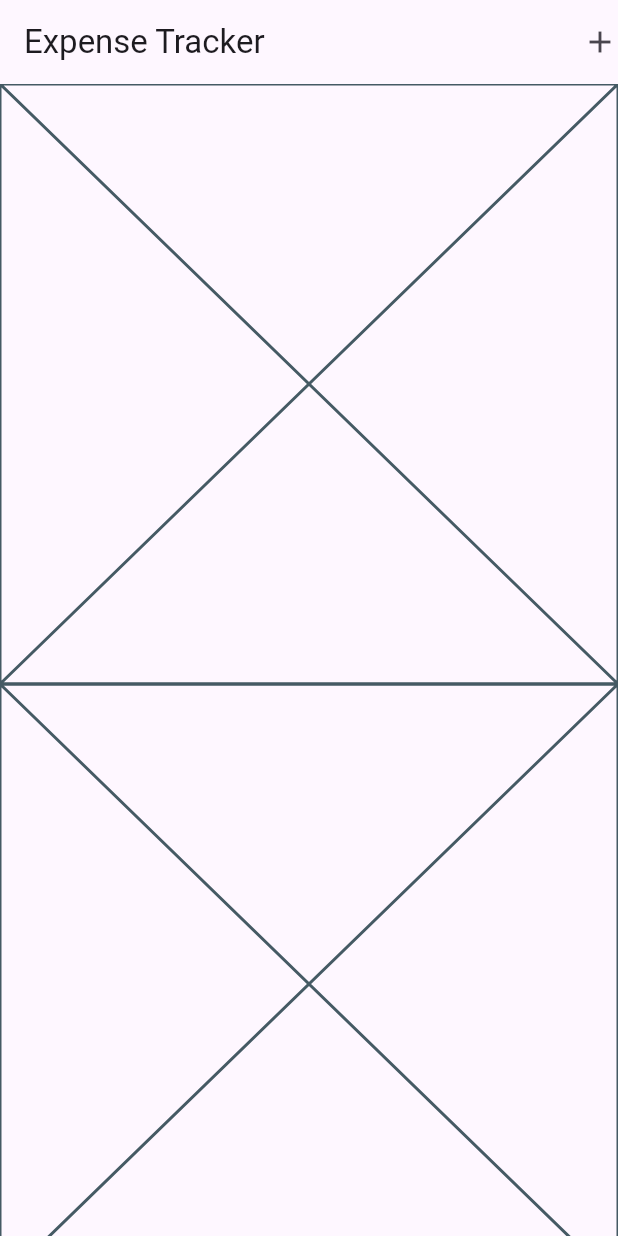
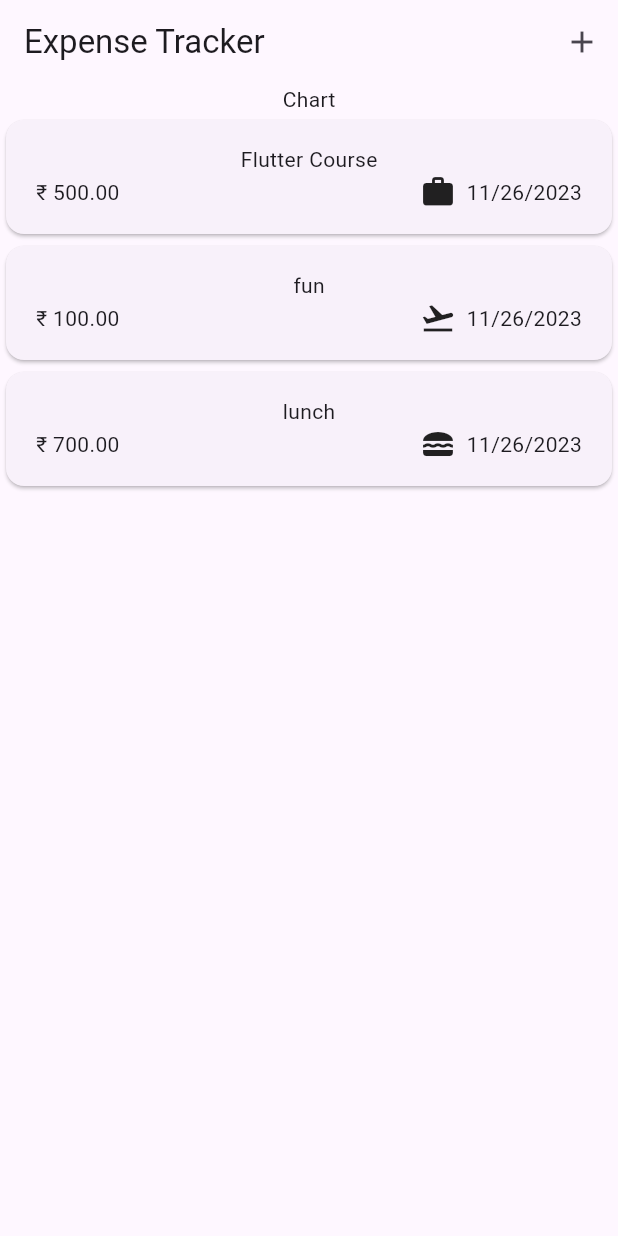
Before and after one commit to sarundevops07/expense_tracker, a Flutter app: the screen it shows after launch, on a phone screen of 412 x 824 dp. Run offline on Flutter 3.47's test engine with Material 3 defaults, Android fonts, the phone set to English and light mode, and no system bars.

```diff
--- a/lib/main.dart
+++ b/lib/main.dart
@@ -1,4 +1,4 @@
-import 'package:expense_tracker/presentation/expenses.dart';
+import 'package:expense_tracker/presentation/screens/expenses.dart';
 import 'package:flutter/material.dart';
 
 void main() {
--- /dev/null
+++ b/lib/model/expence.dart
@@ -0,0 +1,35 @@
+// ignore_for_file: public_member_api_docs, sort_constructors_first
+import 'package:flutter/material.dart';
+import 'package:uuid/uuid.dart';
+import 'package:intl/intl.dart';
+
+const uuid = Uuid();
+final formatter = DateFormat.yMd();
+
+enum Category { food, travel, leisure, work }
+
+const categoryIcons = {
+  Category.food: Icons.lunch_dining,
+  Category.travel: Icons.flight_takeoff,
+  Category.leisure: Icons.movie,
+  Category.work: Icons.work,
+};
+
+class Expense {
+  final String id;
+  final String title;
+  final double amount;
+  final DateTime date;
+  final Category category;
+
+  Expense({
+    required this.title,
+    required this.amount,
+    required this.date,
+    required this.category,
+  }) : id = uuid.v4();
+
+  String get formattedDate {
+    return formatter.format(date);
+  }
+}
--- /dev/null
+++ b/lib/presentation/screens/expenses.dart
@@ -0,0 +1,97 @@
+import 'package:expense_tracker/model/expence.dart';
+import 'package:expense_tracker/presentation/widgets/expense_list/expenses_list.dart';
+import 'package:expense_tracker/presentation/widgets/new_expenses.dart';
+import 'package:flutter/material.dart';
+
+class Expenses extends StatefulWidget {
+  const Expenses({super.key});
+
+  @override
+  State<Expenses> createState() => _ExpensesState();
+}
+
+class _ExpensesState extends State<Expenses> {
+  final List<Expense> _registeredExpenses = [
+    Expense(
+        amount: 500,
+        title: 'Flutter Course',
+        date: DateTime.now(),
+        category: Category.work),
+    Expense(
+        amount: 100,
+        title: 'fun',
+        date: DateTime.now(),
+        category: Category.travel),
+    Expense(
+        amount: 700,
+        title: 'lunch',
+        date: DateTime.now(),
+        category: Category.food)
+  ];
+
+  void _openAddExpenseOverlay() {
+    showModalBottomSheet(
+        isScrollControlled: true,
+        context: context,
+        builder: (context) {
+          return NewExpense(
+            onAddExpense: _addExpense,
+          );
+        });
+  }
+
+  void _addExpense(Expense expense) {
+    setState(() {
+      _registeredExpenses.add(expense);
+    });
+  }
+
+  void _removeExpense(Expense expense) {
+    final expenseIndex = _registeredExpenses.indexOf(expense);
+    setState(() {
+      _registeredExpenses.remove(expense);
+    });
+    ScaffoldMessenger.of(context).clearSnackBars();
+    ScaffoldMessenger.of(context).showSnackBar(
+      SnackBar(
+        duration: const Duration(seconds: 3),
+        action: SnackBarAction(
+          onPressed: () => setState(() {
+            _registeredExpenses.insert(
+              expenseIndex,
+              expense,
+            );
+          }),
+          label: 'Undo',
+        ),
+        content: const Text('Expense deleted'),
+      ),
+    );
+  }
+
+  @override
+  Widget build(BuildContext context) {
+    Widget mainContent = const Center(child: Text('No expense found'));
+    if (_registeredExpenses.isNotEmpty) {
+      setState(() {
+        mainContent = ExpensesList(
+          expense: _registeredExpenses,
+          onRemoveExpense: _removeExpense,
+        );
+      });
+    }
+    return Scaffold(
+        appBar: AppBar(
+          title: const Text('Expense Tracker'),
+          actions: [
+            IconButton(
+              icon: const Icon(Icons.add),
+              onPressed: _openAddExpenseOverlay,
+            )
+          ],
+        ),
+        body: Column(
+          children: [const Text('Chart'), Expanded(child: mainContent)],
+        ));
+  }
+}
--- /dev/null
+++ b/lib/presentation/widgets/expense_list/expense_item.dart
@@ -0,0 +1,35 @@
+import 'package:expense_tracker/model/expence.dart';
+import 'package:flutter/material.dart';
+
+class ExpenseItem extends StatelessWidget {
+  const ExpenseItem({super.key, required this.expense});
+  final Expense expense;
+  @override
+  Widget build(BuildContext context) {
+    return Card(
+      child: Padding(
+        padding: const EdgeInsets.symmetric(horizontal: 20, vertical: 16),
+        child: Column(
+          children: [
+            Text(expense.title),
+            Row(
+              children: [
+                Text('\u20B9 ${expense.amount.toStringAsFixed(2)}'),
+                const Spacer(),
+                Row(
+                  children: [
+                    Icon(categoryIcons[expense.category]),
+                    const SizedBox(
+                      width: 7,
+                    ),
+                    Text(expense.formattedDate)
+                  ],
+                ),
+              ],
+            )
+          ],
+        ),
+      ),
+    );
+  }
+}
--- /dev/null
+++ b/lib/presentation/widgets/expense_list/expenses_list.dart
@@ -0,0 +1,23 @@
+import 'package:expense_tracker/model/expence.dart';
+import 'package:expense_tracker/presentation/widgets/expense_list/expense_item.dart';
+import 'package:flutter/material.dart';
+
+class ExpensesList extends StatelessWidget {
+  const ExpensesList(
+      {super.key, required this.expense, required this.onRemoveExpense});
+  final List<Expense> expense;
+  final void Function(Expense expense) onRemoveExpense;
+  @override
+  Widget build(BuildContext context) {
+    return ListView.builder(
+      itemCount: expense.length,
+      itemBuilder: (ctx, index) => Dismissible(
+        onDismissed: (_) {
+          onRemoveExpense(expense[index]);
+        },
+        key: ValueKey(expense[index]),
+        child: ExpenseItem(expense: expense[index]),
+      ),
+    );
+  }
+}
```
Also changed, not shown: lib/presentation/widgets/new_expenses.dart (added, +144 -0 lines).
